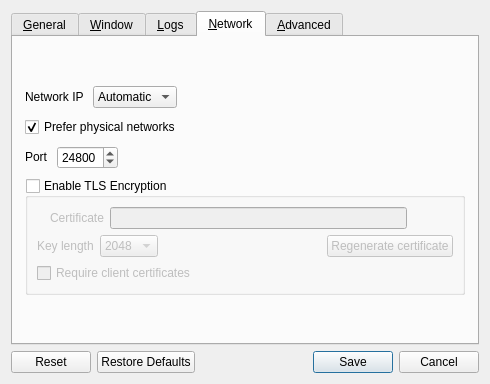
Before: the Qt Designer form src/lib/gui/dialogs/SettingsDialog.ui in Cherry-Company/ieum, drawn with Qt 5.
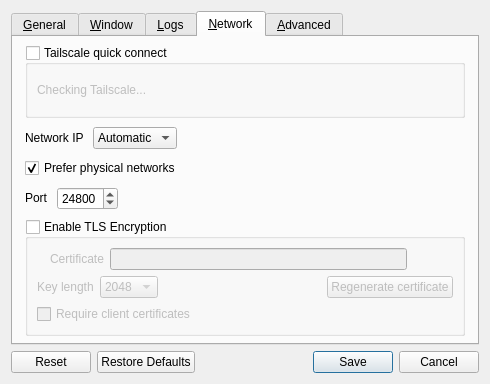
After: the same form once the commit is applied. The open tabs and pages were chosen to show the change. Icons and pictures are not drawn.

Commit message: feat: add Tailscale quick connect

The edit to the form file:
```diff
--- a/src/lib/gui/dialogs/SettingsDialog.ui
+++ b/src/lib/gui/dialogs/SettingsDialog.ui
@@ -472,6 +472,72 @@
          </property>
         </spacer>
        </item>
+       <item>
+        <widget class="QGroupBox" name="groupTailscale">
+         <property name="title">
+          <string>Tailscale quick connect</string>
+         </property>
+         <property name="checkable">
+          <bool>true</bool>
+         </property>
+         <property name="checked">
+          <bool>false</bool>
+         </property>
+         <layout class="QHBoxLayout" name="layoutTailscale">
+          <item>
+           <widget class="QLabel" name="lblTailscaleStatus">
+            <property name="text">
+             <string>Checking Tailscale...</string>
+            </property>
+            <property name="wordWrap">
+             <bool>true</bool>
+            </property>
+           </widget>
+          </item>
+          <item>
+           <spacer name="spacerTailscale">
+            <property name="orientation">
+             <enum>Qt::Orientation::Horizontal</enum>
+            </property>
+            <property name="sizeHint" stdset="0">
+             <size>
+              <width>20</width>
+              <height>20</height>
+             </size>
+            </property>
+           </spacer>
+          </item>
+          <item>
+           <widget class="QPushButton" name="btnRefreshTailscale">
+            <property name="minimumSize">
+             <size>
+              <width>32</width>
+              <height>32</height>
+             </size>
+            </property>
+            <property name="maximumSize">
+             <size>
+              <width>32</width>
+              <height>32</height>
+             </size>
+            </property>
+            <property name="toolTip">
+             <string>Refresh Tailscale status</string>
+            </property>
+            <property name="text">
+             <string/>
+            </property>
+            <property name="icon">
+             <iconset theme="QIcon::ThemeIcon::ViewRefresh"/>
+            </property>
+            <property name="flat">
+             <bool>true</bool>
+            </property>
+           </widget>
+          </item>
+         </layout>
+        </widget>
+       </item>
        <item>
         <layout class="QHBoxLayout" name="horizontalLayout">
          <item>
```
The commit also changes 29 other files.
